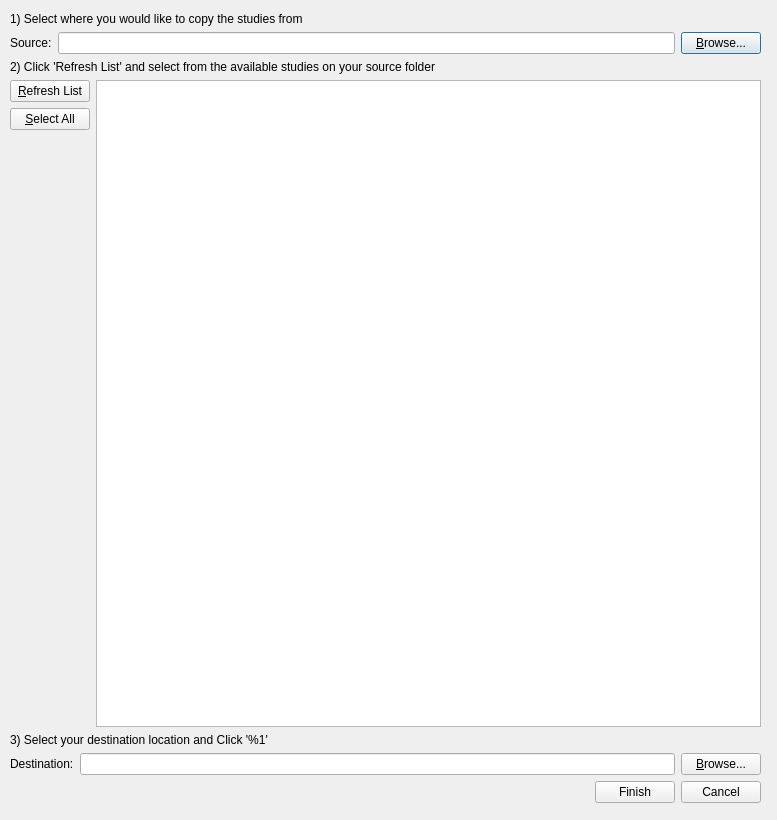
mannd/epsimulator, file src/navigator/ui/movecopystudydialog.ui: the form before one commit.
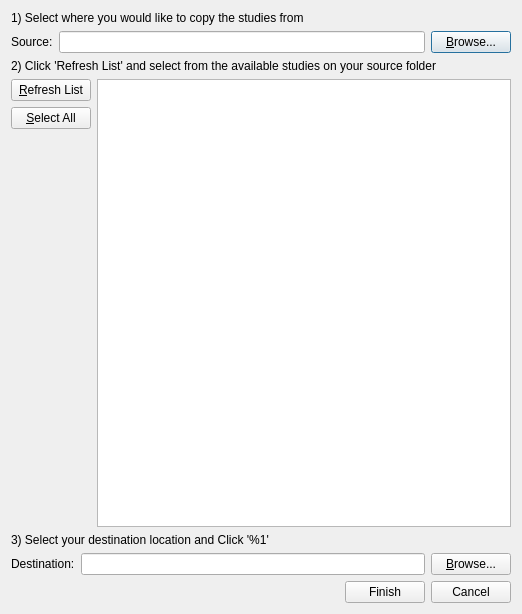
The form after the commit.

What changed in the file:
```diff
--- a/src/navigator/ui/movecopystudydialog.ui
+++ b/src/navigator/ui/movecopystudydialog.ui
@@ -5,22 +5,15 @@
    <rect>
     <x>0</x>
     <y>0</y>
-    <width>777</width>
-    <height>820</height>
+    <width>522</width>
+    <height>614</height>
    </rect>
   </property>
   <property name="windowTitle" >
    <string>Dialog</string>
   </property>
-  <widget class="QWidget" name="layoutWidget" >
-   <property name="geometry" >
-    <rect>
-     <x>10</x>
-     <y>12</y>
-     <width>751</width>
-     <height>791</height>
-    </rect>
-   </property>
+  <layout class="QGridLayout" >
+   <item row="0" column="0" >
    <layout class="QGridLayout" >
     <item row="0" column="0" >
      <layout class="QGridLayout" >
@@ -244,7 +237,8 @@
      </layout>
     </item>
    </layout>
-  </widget>
+   </item>
+  </layout>
  </widget>
  <tabstops>
   <tabstop>sourcePathLineEdit</tabstop>
```
Lines whose indentation alone changed are shown as unchanged.
